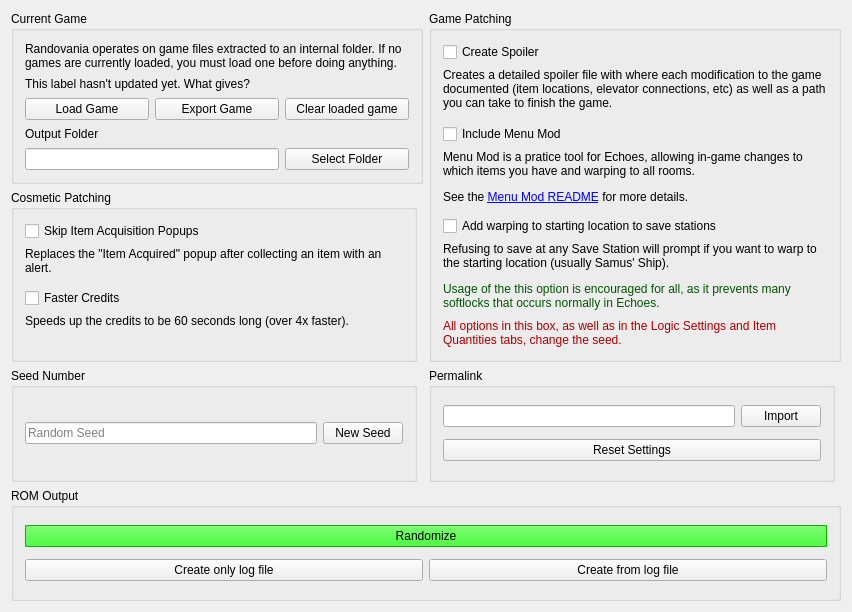
Before: the Qt Designer form randovania/gui/iso_management_window.ui in randovania/randovania, drawn with Qt 5.
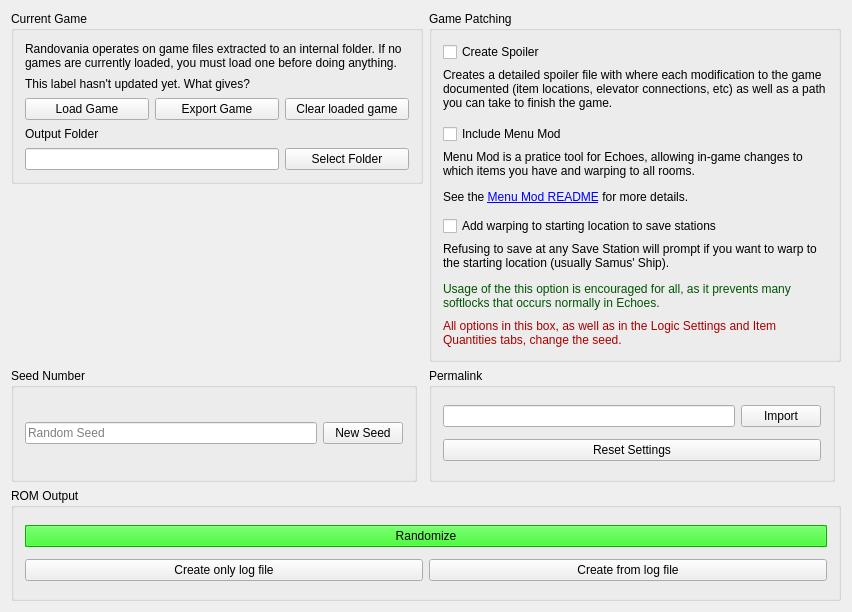
After: the same form once the commit is applied.

Commit message: Split cosmetic patches into another tab

Diff of the .ui file:
```diff
--- a/randovania/gui/iso_management_window.ui
+++ b/randovania/gui/iso_management_window.ui
@@ -790,73 +790,6 @@
       </layout>
      </widget>
     </item>
-    <item row="1" column="0">
-     <widget class="QGroupBox" name="cosmectic_patching_box">
-      <property name="sizePolicy">
-       <sizepolicy hsizetype="Preferred" vsizetype="Fixed">
-        <horstretch>0</horstretch>
-        <verstretch>0</verstretch>
-       </sizepolicy>
-      </property>
-      <property name="title">
-       <string>Cosmetic Patching</string>
-      </property>
-      <layout class="QVBoxLayout" name="cosmectic_patching_layout">
-       <item>
-        <widget class="QCheckBox" name="remove_hud_popup_check">
-         <property name="text">
-          <string>Skip Item Acquisition Popups</string>
-         </property>
-        </widget>
-       </item>
-       <item>
-        <widget class="QLabel" name="remove_hud_popup_label">
-         <property name="sizePolicy">
-          <sizepolicy hsizetype="Preferred" vsizetype="Minimum">
-           <horstretch>0</horstretch>
-           <verstretch>0</verstretch>
-          </sizepolicy>
-         </property>
-         <property name="text">
-          <string>&lt;html&gt;&lt;head/&gt;&lt;body&gt;&lt;p&gt;Replaces the &amp;quot;Item Acquired&amp;quot; popup after collecting an item with an alert.&lt;/p&gt;&lt;/body&gt;&lt;/html&gt;</string>
-         </property>
-         <property name="alignment">
-          <set>Qt::AlignLeading|Qt::AlignLeft|Qt::AlignTop</set>
-         </property>
-         <property name="wordWrap">
-          <bool>true</bool>
-         </property>
-        </widget>
-       </item>
-       <item>
-        <widget class="QCheckBox" name="faster_credits_check">
-         <property name="text">
-          <string>Faster Credits</string>
-         </property>
-        </widget>
-       </item>
-       <item>
-        <widget class="QLabel" name="faster_credits_label">
-         <property name="sizePolicy">
-          <sizepolicy hsizetype="Preferred" vsizetype="Minimum">
-           <horstretch>0</horstretch>
-           <verstretch>0</verstretch>
-          </sizepolicy>
-         </property>
-         <property name="text">
-          <string>Speeds up the credits to be 60 seconds long (over 4x faster).</string>
-         </property>
-         <property name="alignment">
-          <set>Qt::AlignLeading|Qt::AlignLeft|Qt::AlignTop</set>
-         </property>
-         <property name="wordWrap">
-          <bool>true</bool>
-         </property>
-        </widget>
-       </item>
-      </layout>
-     </widget>
-    </item>
    </layout>
   </widget>
   <widget class="QMenuBar" name="menuBar">
```
The commit also changes 4 other files.
